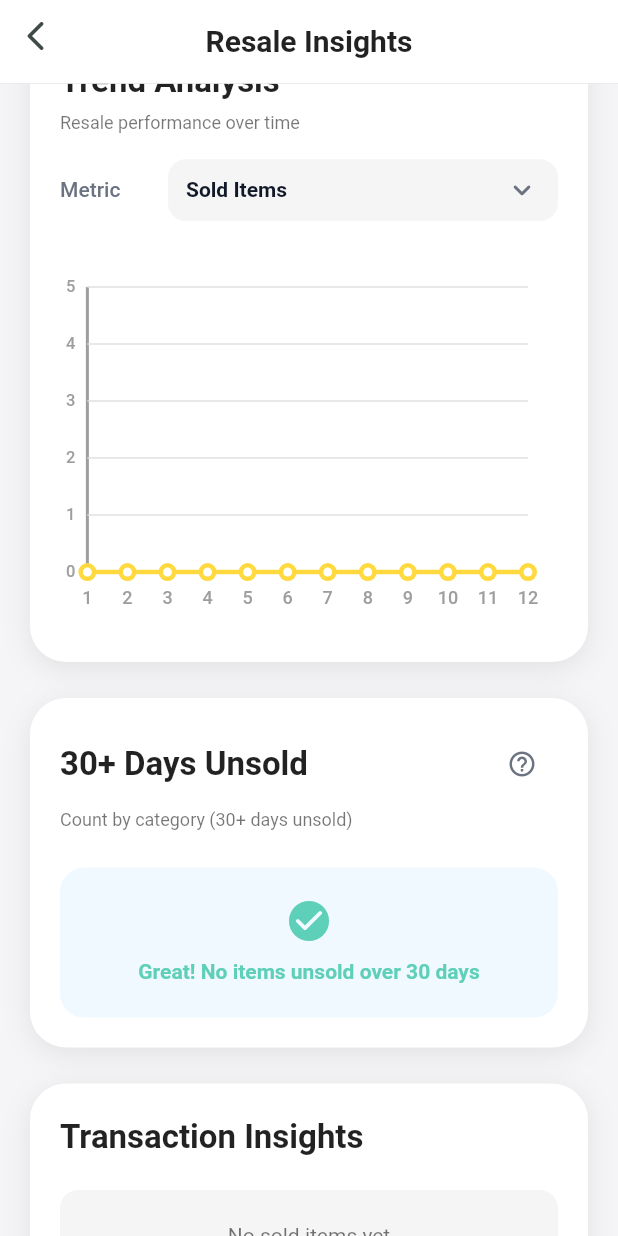
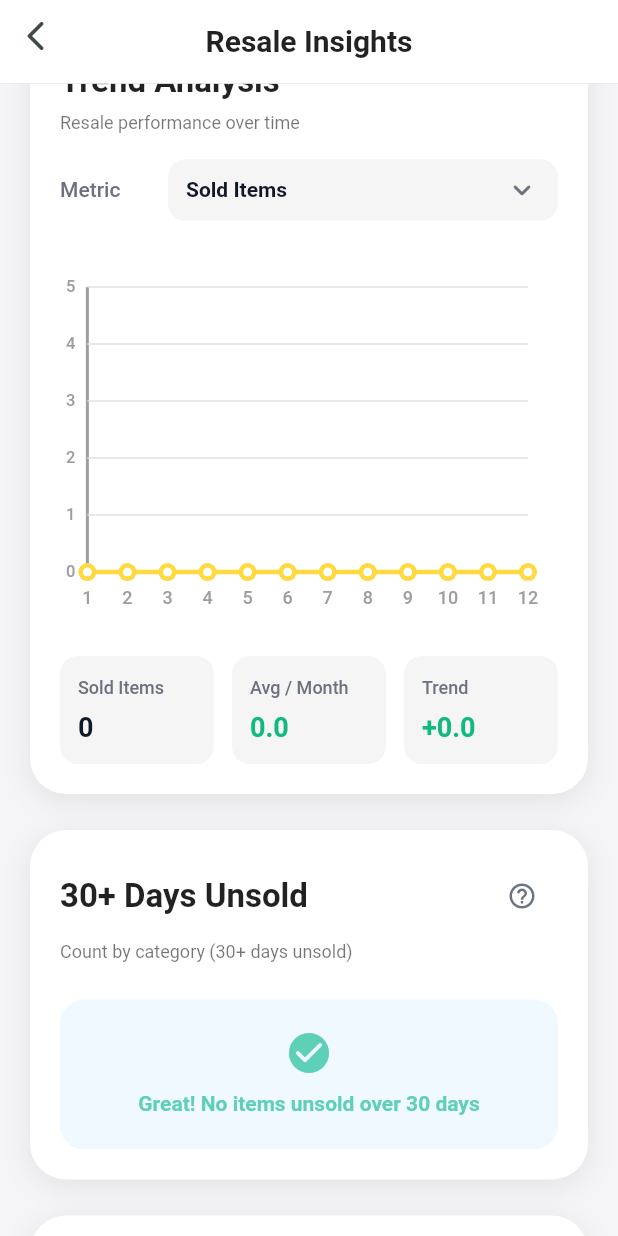
Before and after one commit to icaichen/KeepJoy, a Flutter app: the ResellAnalysisReportScreen screen opened directly with empty values, scrolled down 1152 dp, on a phone screen of 412 x 824 dp. Run offline on Flutter 3.47's test engine with Material 3 defaults, Android fonts, the phone set to English and light mode, and no system bars; our stand-ins replace cached_network_image, connectivity_plus, flutter_local_notifications, flutter_native_timezone, hive, hive_flutter and 7 more; missing offline and left inert: purchases_flutter; accounts and stored records are empty; statements that could not run were skipped; project files that could hold a hidden picture were left out.

Commit message:
some fixes

```diff
--- a/lib/features/insights/resell_analysis_report_screen.dart
+++ b/lib/features/insights/resell_analysis_report_screen.dart
@@ -58,6 +58,102 @@ class _ResellAnalysisReportScreenState
   void dispose() {
     _scrollController.dispose();
     super.dispose();
+  }
+
+  Widget _buildTrendSummary(
+    BuildContext context,
+    bool isChinese,
+    Map<int, double> trendData,
+  ) {
+    final now = DateTime.now();
+    final soldThisYear = widget.resellItems
+        .where((item) =>
+            item.status == ResellStatus.sold &&
+            item.createdAt.year == now.year)
+        .length;
+    final monthsElapsed = now.month;
+    final avgPerMonth =
+        monthsElapsed > 0 ? (soldThisYear / monthsElapsed) : 0.0;
+
+    // Compute trend: compare recent 3 months vs previous 3 months
+    double recent = 0;
+    double previous = 0;
+    int recentCount = 0;
+    int previousCount = 0;
+    for (int m = monthsElapsed; m >= 1 && m >= monthsElapsed - 2; m--) {
+      recent += trendData[m] ?? 0;
+      recentCount++;
+    }
+    for (int m = monthsElapsed - 3; m >= 1 && m >= monthsElapsed - 5; m--) {
+      previous += trendData[m] ?? 0;
+      previousCount++;
+    }
+    final recentAvg =
+        recentCount > 0 ? recent / recentCount : 0.0;
+    final previousAvg =
+        previousCount > 0 ? previous / previousCount : 0.0;
+    final diff = recentAvg - previousAvg;
+    final trendUp = diff >= 0;
+    final trendText = isChinese
+        ? (trendUp ? '上升' : '下降')
+        : (trendUp ? 'Up' : 'Down');
+    final trendValue = diff.abs();
+
+    Widget pill(String label, String value, Color color) {
+      return Expanded(
+        child: Container(
+          padding: const EdgeInsets.symmetric(horizontal: 12, vertical: 12),
+          decoration: BoxDecoration(
+            color: const Color(0xFFF5F5F5),
+            borderRadius: BorderRadius.circular(12),
+          ),
+          child: Column(
+            crossAxisAlignment: CrossAxisAlignment.start,
+            children: [
+              Text(
+                label,
+                style: Theme.of(context).textTheme.bodySmall?.copyWith(
+                      color: const Color(0xFF6B7280),
+                      fontWeight: FontWeight.w500,
+                    ),
+              ),
+              const SizedBox(height: 6),
+              Text(
+                value,
+                style: Theme.of(context).textTheme.titleMedium?.copyWith(
+                      fontWeight: FontWeight.w700,
+                      color: color,
+                    ),
+              ),
+            ],
+          ),
+        ),
+      );
+    }
+
+    return Row(
+      children: [
+        pill(
+          isChinese ? '已售件数' : 'Sold Items',
+          soldThisYear.toString(),
+          const Color(0xFF111827),
+        ),
+        const SizedBox(width: 12),
+        pill(
+          isChinese ? '月均售出' : 'Avg / Month',
+          avgPerMonth.toStringAsFixed(1),
+          const Color(0xFF10B981),
+        ),
+        const SizedBox(width: 12),
+        pill(
+          isChinese ? '趋势' : 'Trend',
+          trendUp
+              ? '+${trendValue.toStringAsFixed(1)}'
+              : '-${trendValue.toStringAsFixed(1)}',
+          trendUp ? const Color(0xFF10B981) : const Color(0xFFF97316),
+        ),
+      ],
+    );
   }
 
   String get _currencySymbol {
@@ -92,16 +188,20 @@ class _ResellAnalysisReportScreenState
                   .reduce((a, b) => a + b) /
               totalSoldItems;
 
-    // Average days to sell
-    final avgDays = soldItems.isEmpty
+    // Average listed days (sold: created->sold, unsold: created->now)
+    final nowTime = DateTime.now();
+    final avgDays = widget.resellItems.isEmpty
         ? 0.0
-        : soldItems
-                  .where((item) => item.soldDate != null)
-                  .map(
-                    (item) => item.soldDate!.difference(item.createdAt).inDays,
-                  )
-                  .fold(0, (a, b) => a + b) /
-              soldItems.where((item) => item.soldDate != null).length;
+        : widget.resellItems
+                .map((item) {
+                  final end = (item.status == ResellStatus.sold &&
+                          item.soldDate != null)
+                      ? item.soldDate!
+                      : nowTime;
+                  return end.difference(item.createdAt).inDays;
+                })
+                .fold<int>(0, (a, b) => a + b) /
+            widget.resellItems.length;
 
     // Success rate
     final successRate = widget.resellItems.isEmpty
@@ -470,6 +570,8 @@ class _ResellAnalysisReportScreenState
                                     ),
                           ),
                         ),
+                        const SizedBox(height: 16),
+                        _buildTrendSummary(context, isChinese, trendData),
                       ],
                     ),
                   ),
```
Also changed, not shown: lib/features/insights/memory_lane_report_screen.dart (+77 -41 lines), lib/features/insights/yearly_reports_screen.dart (+11 -9 lines). Lines whose indentation alone changed are shown as unchanged.
